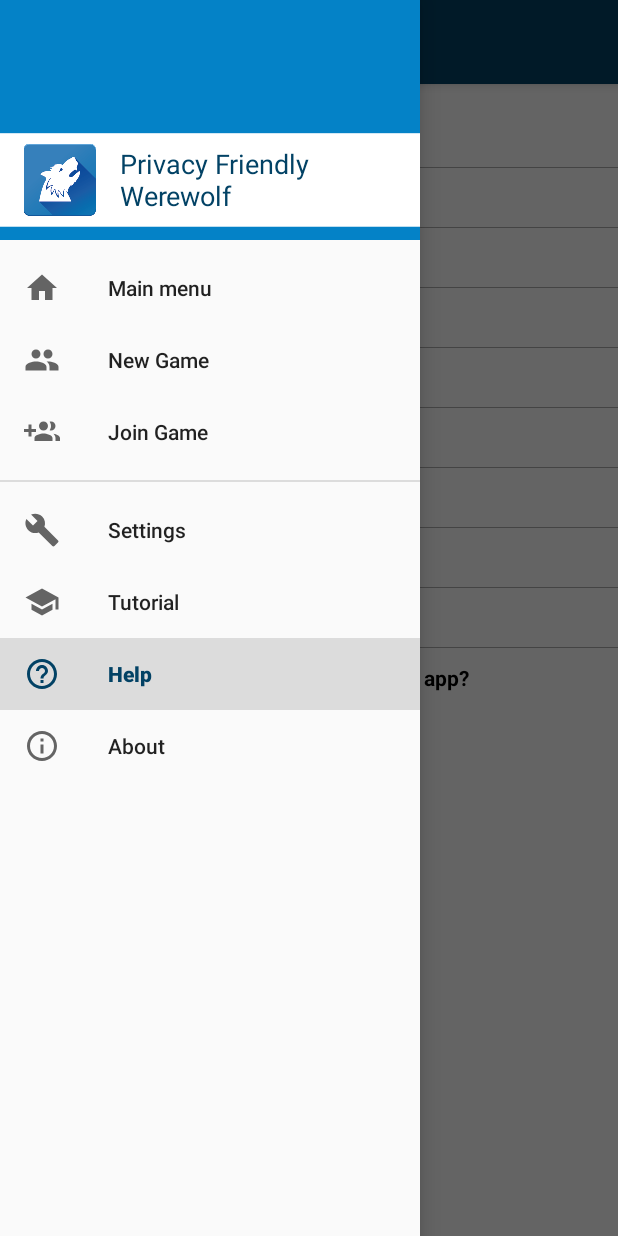
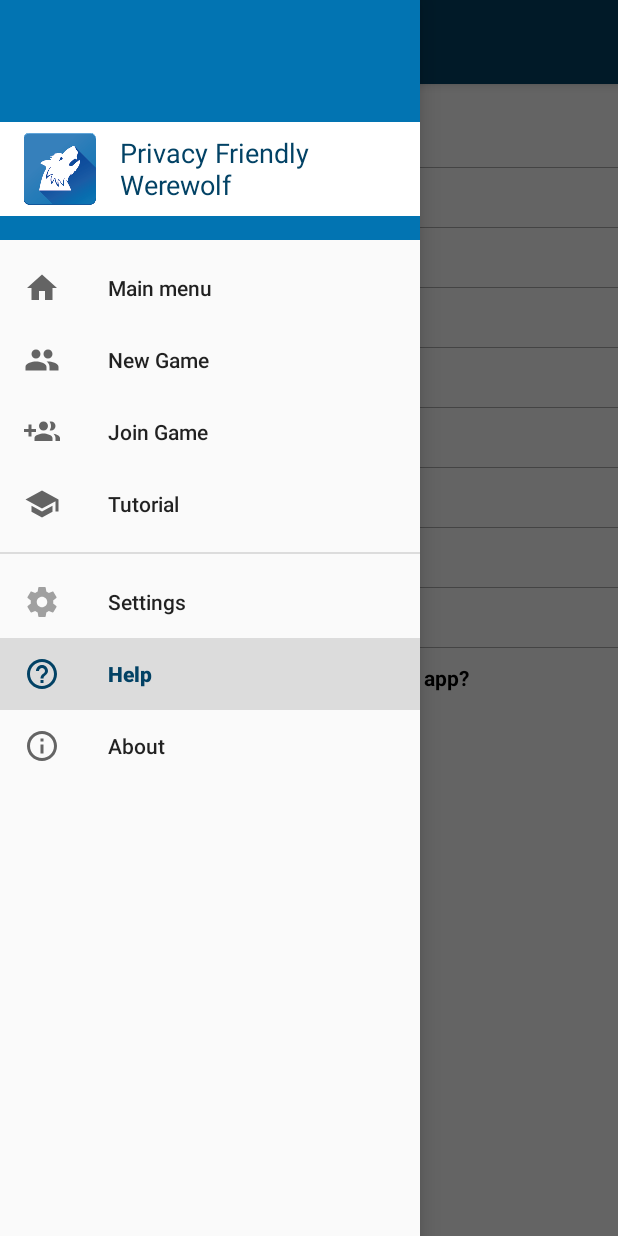
Before and after one commit to SecUSo/privacy-friendly-werewolf, an Android app: the HelpActivity screen opened directly, with no data from a screen before it, with the side drawer open, on a phone screen of 412 x 824 dp. Run offline under Robolectric (Android 15) with nearby library versions, the phone set to English and light mode, and no system bars.

Commit message:
Design of Nav. Drawer improved

```diff
--- a/app/src/main/res/drawable/ic_build_black_24dp.xml
+++ /dev/null
@@ -1,9 +0,0 @@
-<vector xmlns:android="http://schemas.android.com/apk/res/android"
-        android:width="24dp"
-        android:height="24dp"
-        android:viewportWidth="24.0"
-        android:viewportHeight="24.0">
-    <path
-        android:fillColor="#FF000000"
-        android:pathData="M22.7,19l-9.1,-9.1c0.9,-2.3 0.4,-5 -1.5,-6.9 -2,-2 -5,-2.4 -7.4,-1.3L9,6 6,9 1.6,4.7C0.4,7.1 0.9,10.1 2.9,12.1c1.9,1.9 4.6,2.4 6.9,1.5l9.1,9.1c0.4,0.4 1,0.4 1.4,0l2.3,-2.3c0.5,-0.4 0.5,-1.1 0.1,-1.4z"/>
-</vector>
--- /dev/null
+++ b/app/src/main/res/drawable/ic_menu_settings.xml
@@ -0,0 +1,5 @@
+<vector android:alpha="0.60" android:height="24dp"
+    android:viewportHeight="24.0" android:viewportWidth="24.0"
+    android:width="24dp" xmlns:android="http://schemas.android.com/apk/res/android">
+    <path android:fillColor="#FF000000" android:pathData="M19.43,12.98c0.04,-0.32 0.07,-0.64 0.07,-0.98s-0.03,-0.66 -0.07,-0.98l2.11,-1.65c0.19,-0.15 0.24,-0.42 0.12,-0.64l-2,-3.46c-0.12,-0.22 -0.39,-0.3 -0.61,-0.22l-2.49,1c-0.52,-0.4 -1.08,-0.73 -1.69,-0.98l-0.38,-2.65C14.46,2.18 14.25,2 14,2h-4c-0.25,0 -0.46,0.18 -0.49,0.42l-0.38,2.65c-0.61,0.25 -1.17,0.59 -1.69,0.98l-2.49,-1c-0.23,-0.09 -0.49,0 -0.61,0.22l-2,3.46c-0.13,0.22 -0.07,0.49 0.12,0.64l2.11,1.65c-0.04,0.32 -0.07,0.65 -0.07,0.98s0.03,0.66 0.07,0.98l-2.11,1.65c-0.19,0.15 -0.24,0.42 -0.12,0.64l2,3.46c0.12,0.22 0.39,0.3 0.61,0.22l2.49,-1c0.52,0.4 1.08,0.73 1.69,0.98l0.38,2.65c0.03,0.24 0.24,0.42 0.49,0.42h4c0.25,0 0.46,-0.18 0.49,-0.42l0.38,-2.65c0.61,-0.25 1.17,-0.59 1.69,-0.98l2.49,1c0.23,0.09 0.49,0 0.61,-0.22l2,-3.46c0.12,-0.22 0.07,-0.49 -0.12,-0.64l-2.11,-1.65zM12,15.5c-1.93,0 -3.5,-1.57 -3.5,-3.5s1.57,-3.5 3.5,-3.5 3.5,1.57 3.5,3.5 -1.57,3.5 -3.5,3.5z"/>
+</vector>
--- a/app/src/main/res/layout/nav_header_main.xml
+++ b/app/src/main/res/layout/nav_header_main.xml
@@ -2,33 +2,36 @@
 <LinearLayout xmlns:android="http://schemas.android.com/apk/res/android"
     android:layout_width="match_parent"
     android:layout_height="@dimen/nav_header_height"
-    android:background="@mipmap/header"
+    android:background="@color/colorAccent"
     android:gravity="bottom"
     android:orientation="vertical"
     android:paddingBottom="@dimen/activity_vertical_margin"
-    android:paddingLeft="@dimen/activity_horizontal_margin"
-    android:paddingRight="@dimen/activity_horizontal_margin"
     android:paddingTop="@dimen/activity_vertical_margin"
     android:theme="@style/ThemeOverlay.AppCompat.Dark">
 
     <RelativeLayout
         android:layout_width="match_parent"
         android:layout_height="wrap_content"
-        android:orientation="horizontal">
+        android:background="#ffffff"
+        android:orientation="horizontal"
+        android:paddingBottom="7dp"
+        android:paddingTop="7dp">
 
         <ImageView
             android:id="@+id/imageView"
             android:layout_width="wrap_content"
             android:layout_height="wrap_content"
+            android:paddingEnd="@dimen/activity_horizontal_margin"
+            android:paddingStart="@dimen/activity_horizontal_margin"
+            android:src="@mipmap/icon_no_logo"
+            android:contentDescription="App Logo"/>
 
-            android:src="@mipmap/icon_no_logo"/>
         <TextView
             android:layout_width="wrap_content"
             android:layout_height="wrap_content"
-            android:paddingLeft="@dimen/activity_horizontal_margin"
             android:text="@string/app_name_long"
             android:textColor="@color/colorPrimary"
-            android:textSize="18sp"
+            android:textSize="18dp"
             android:textAppearance="@style/TextAppearance.AppCompat.Body1"
             android:layout_centerVertical="true"
             android:layout_toEndOf="@+id/imageView" />
--- a/app/src/main/res/menu/activity_main_drawer.xml
+++ b/app/src/main/res/menu/activity_main_drawer.xml
@@ -15,18 +15,18 @@
         android:id="@+id/nav_join_game"
         android:icon="@drawable/ic_group_add_black_24dp"
         android:title="@string/action_join_game" />
+        <item
+            android:id="@+id/nav_tutorial"
+            android:icon="@drawable/ic_school_black_24dp"
+            android:title="@string/action_tutorial" />
     </group>
 
     <group android:id="@+id/nav_group_add"
         android:checkableBehavior="all">
         <item
             android:id="@+id/nav_settings"
-            android:icon="@drawable/ic_build_black_24dp"
+            android:icon="@drawable/ic_menu_settings"
             android:title="@string/action_settings" />
-        <item
-            android:id="@+id/nav_tutorial"
-            android:icon="@drawable/ic_school_black_24dp"
-            android:title="@string/action_tutorial" />
         <item
             android:id="@+id/nav_help"
             android:icon="@drawable/ic_help_outline_black_24dp"
```
Also changed, not shown: app/src/main/res/mipmap/header.png (deleted).
